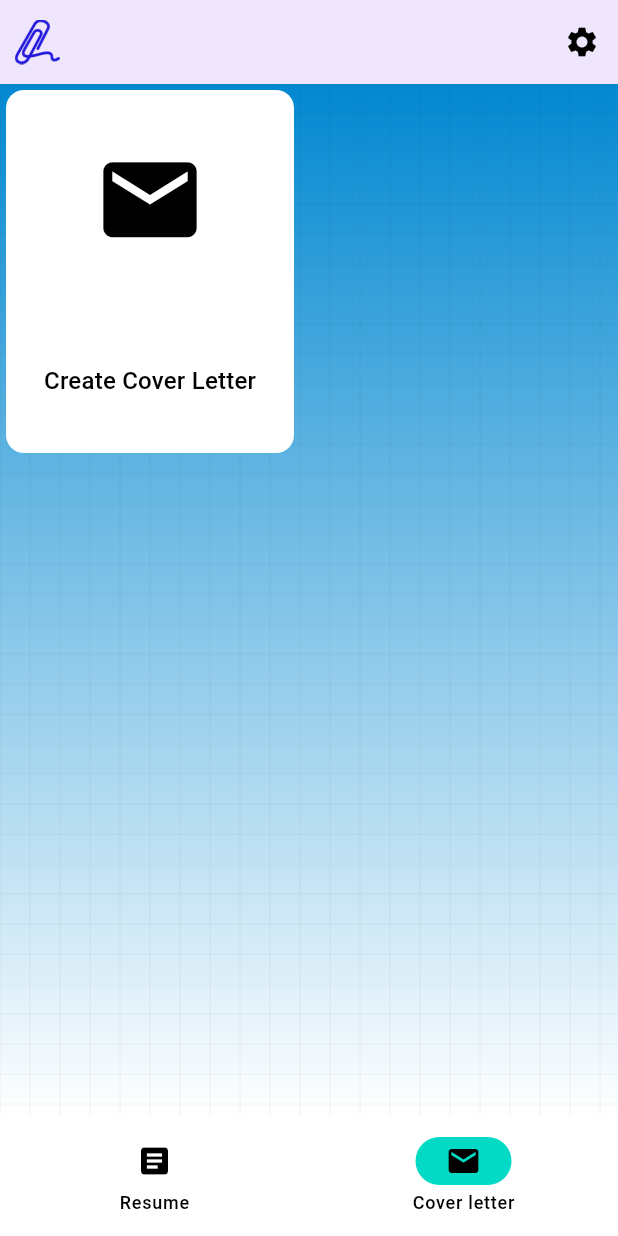
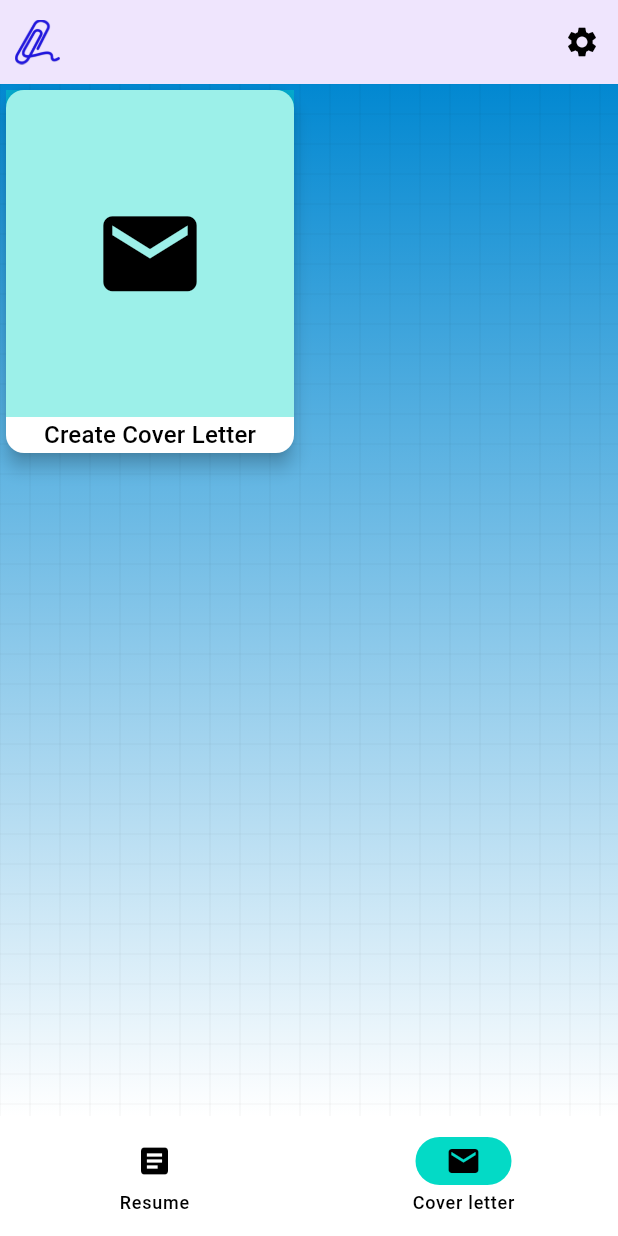
Before and after one commit to ahmedrasar/resumeflow, a Flutter app: the CoverletterDashboardPage screen opened by its route, on a phone screen of 412 x 824 dp. Run offline on Flutter 3.47's test engine with Material 3 defaults, Android fonts, the phone set to English and light mode, and no system bars; our stand-ins replace firebase_core, flutter_animate, go_router, google_fonts, shared_preferences; missing offline and left inert: window_manager; accounts and stored records are empty; Roboto replaces fonts that are missing (Tinos).

Commit message:
Update cover letter screen

```diff
--- a/lib/themes/dark_theme.dart
+++ b/lib/themes/dark_theme.dart
@@ -6,5 +6,6 @@ final darkTheme = commonTheme.copyWith(
   brightness: Brightness.dark,
   colorScheme: ColorScheme.dark(),
   iconTheme: IconThemeData(color: Colors.white),
+  cardColor: Colors.black87,
   textTheme: commonTextTheme(Colors.white),
 );
--- a/lib/themes/light_theme.dart
+++ b/lib/themes/light_theme.dart
@@ -6,5 +6,6 @@ final lightTheme = commonTheme.copyWith(
   brightness: Brightness.light,
   colorScheme: ColorScheme.light(),
   iconTheme: IconThemeData(color: Colors.black),
+  cardColor: Colors.white70,
   textTheme: commonTextTheme(Colors.black),
 );
--- a/lib/ui/home_screen/coverletter_dashboard_page.dart
+++ b/lib/ui/home_screen/coverletter_dashboard_page.dart
@@ -17,13 +17,23 @@ class CoverletterDashboardPage extends StatelessWidget {
     return SizedBox(
       width: 200,
       height: 250,
-      child: Card.filled(
+      child: GestureDetector(
+        onTap: () => context.go('/home/cover-letters/create'),
+        child: Card(
+          elevation: 5,
           child: Column(
             mainAxisAlignment: MainAxisAlignment.spaceAround,
             children: [
-            Icon(
+              Expanded(
+                child: ColoredBox(
+                  color: Theme.of(context).colorScheme.tertiary.withAlpha(100),
+                  child: SizedBox.expand(
+                    child: Icon(
                       Icons.mail,
                       size: 75,
+                    ),
+                  ),
+                ),
               ),
               Text(
                 ResumeflowLocalizations.of(context).createCoverLetter,
@@ -32,6 +42,7 @@ class CoverletterDashboardPage extends StatelessWidget {
             ],
           ),
         ),
+      ),
     );
   }
 }
```
Also changed, not shown: lib/ui/cover_letter_screen/cover_letter_screen.dart (+30 -3 lines). Lines whose indentation alone changed are shown as unchanged.
